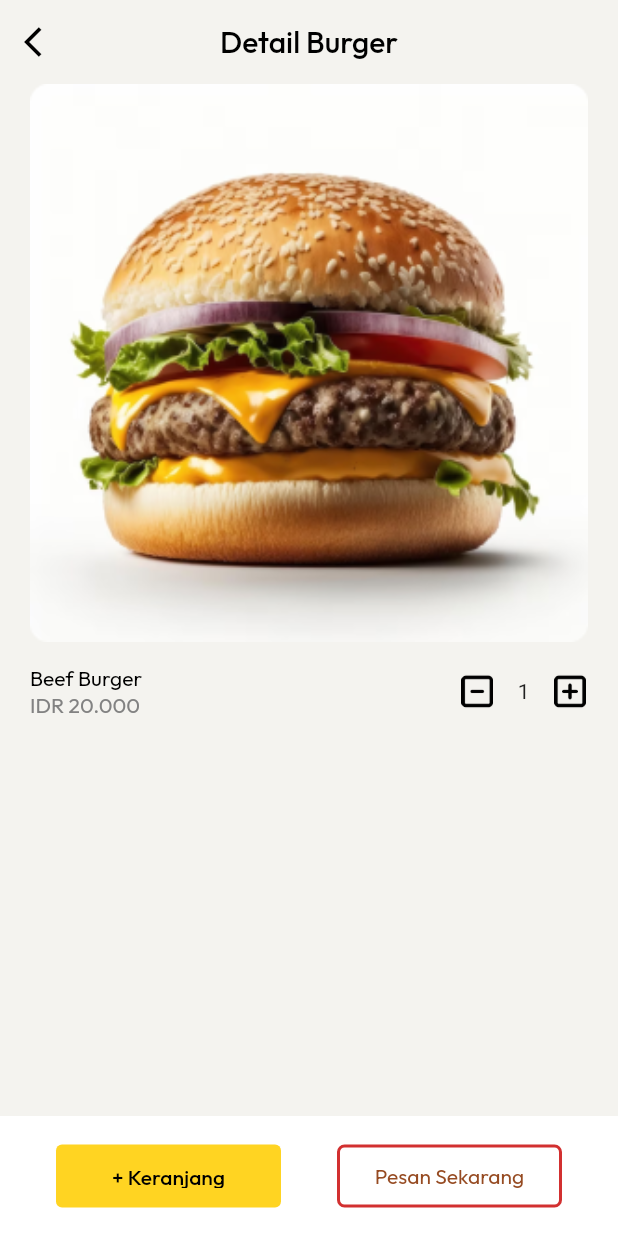
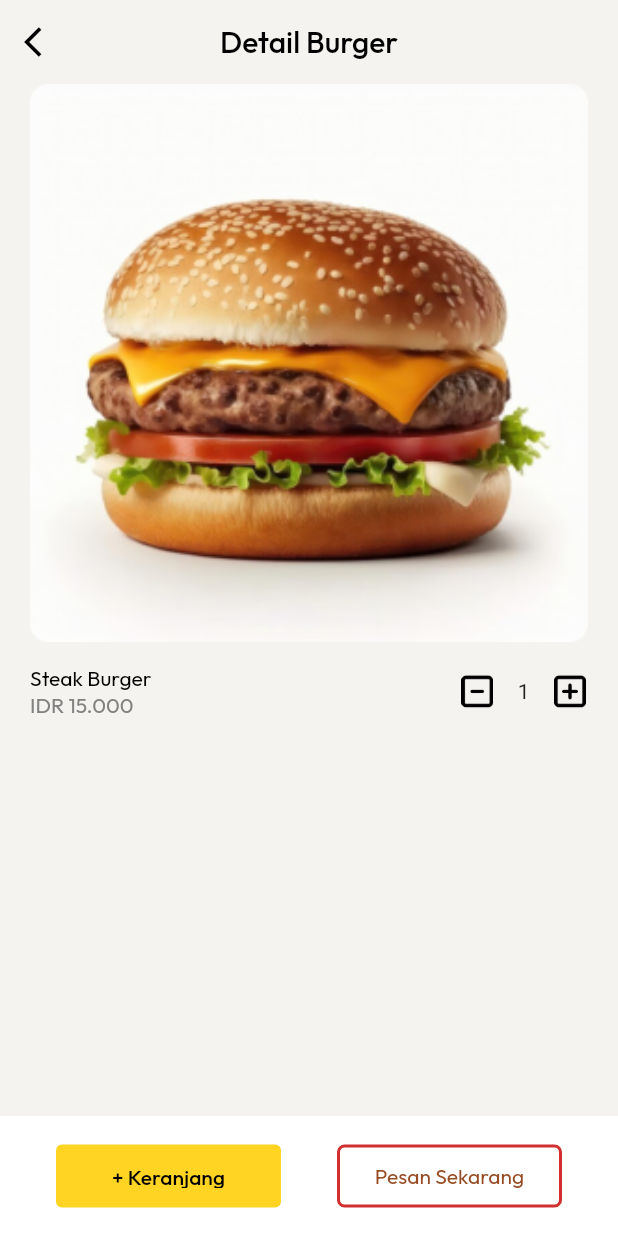
Before and after one commit to wahidalqorni/buburger-app, a Flutter app: the screen it shows after launch, after a tap on "Steak Burger", on a phone screen of 412 x 824 dp. Run offline on Flutter 3.47's test engine with Material 2 defaults, Android fonts, the phone set to English and light mode, and no system bars; our stand-ins replace google_fonts.

Commit message:
product detail page

```diff
--- a/lib/pages/product_detail.dart
+++ b/lib/pages/product_detail.dart
@@ -2,7 +2,9 @@ import 'package:buburger_app/themes/themes.dart';
 import 'package:flutter/material.dart';
 
 class ProductDetail extends StatefulWidget {
-  const ProductDetail({super.key});
+  ProductDetail({super.key, required this.nama, required this.imageUrl, required this.harga });
+
+  String nama, imageUrl, harga;
 
   @override
   State<ProductDetail> createState() => _ProductDetailState();
@@ -36,7 +38,7 @@ class _ProductDetailState extends State<ProductDetail> {
         child: ListView(
           children: [
             Image.asset(
-              "assets/burger1.png",
+              widget.imageUrl,
               width: double.infinity,
               fit: BoxFit.cover,
             ),
@@ -50,11 +52,11 @@ class _ProductDetailState extends State<ProductDetail> {
                   crossAxisAlignment: CrossAxisAlignment.start,
                   children: [
                     Text(
-                      "Beef Burger",
+                      widget.nama,
                       style: blackTextstyle,
                     ),
                     Text(
-                      "IDR 20.000",
+                      widget.harga,
                       style: greyTextstyle,
                     ),
                   ],
--- a/lib/widgets/product_widget.dart
+++ b/lib/widgets/product_widget.dart
@@ -12,7 +12,11 @@ class ProductWidget extends StatelessWidget {
   Widget build(BuildContext context) {
     return InkWell(
       onTap: () {
-        Navigator.push(context, MaterialPageRoute(builder: (builder) => ProductDetail() ));
+        Navigator.push(context, MaterialPageRoute(builder: (builder) => ProductDetail(
+          nama: nama,
+          imageUrl: imageUrl,
+          harga: harga,
+        ) ));
       },
       child: Container(
         decoration: BoxDecoration(
```
